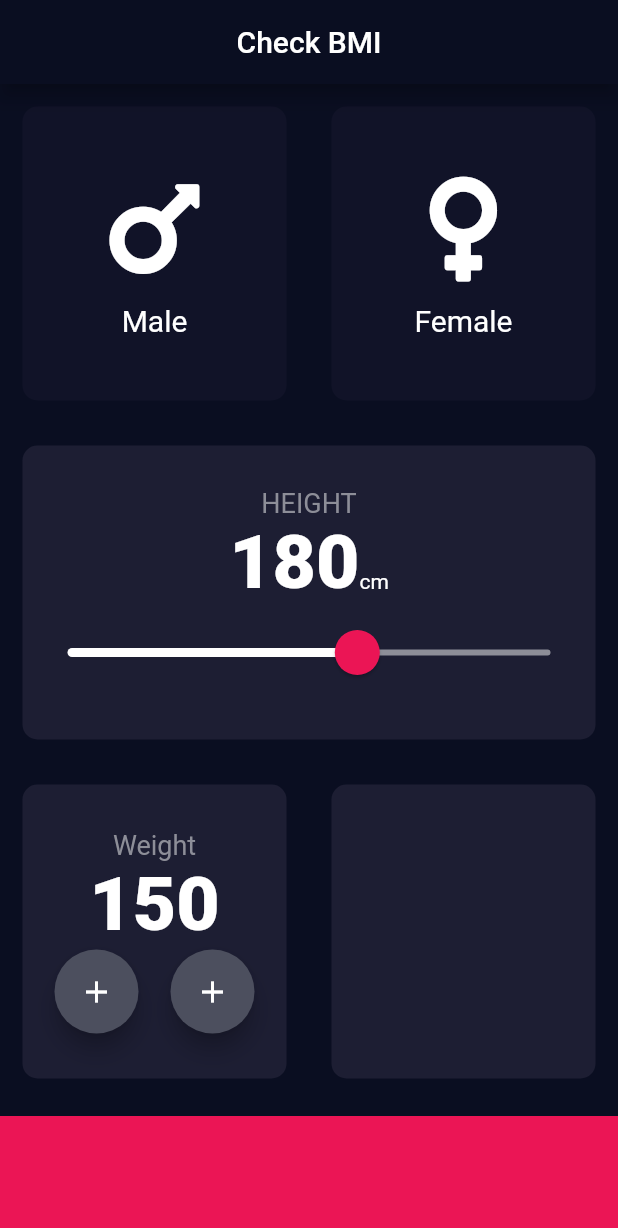
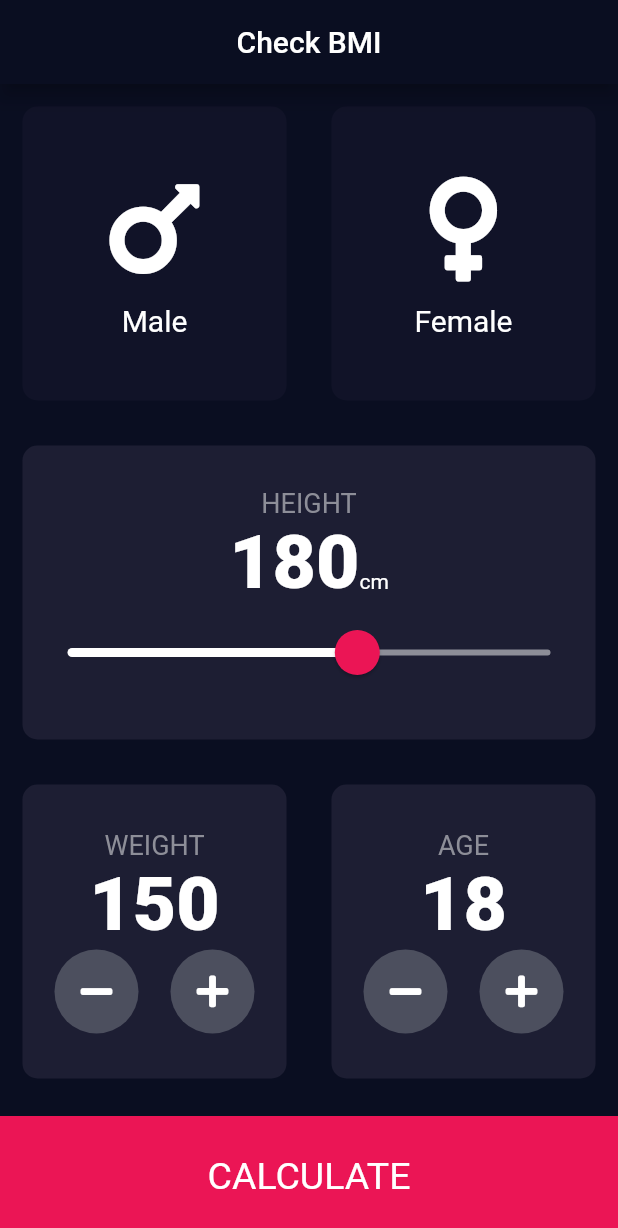
Before and after one commit to vikilinho/mybmi, a Flutter app: the screen it shows after launch, on a phone screen of 412 x 824 dp. Shown: the top 1228 px of the screen. Run offline on Flutter 3.47's test engine with Material 2 defaults, Android fonts, the phone set to English and light mode, and no system bars; our stand-ins replace font_awesome_flutter.

Commit message:
final commit

```diff
--- a/lib/bmipage.dart
+++ b/lib/bmipage.dart
@@ -1,7 +1,9 @@
 import 'package:flutter/material.dart';
 import 'package:font_awesome_flutter/font_awesome_flutter.dart';
+import 'package:mybmi/calculator.dart';
 import 'package:mybmi/card_container.dart';
 import 'package:mybmi/constants/boxContainer.dart';
+import 'package:mybmi/resultPage.dart';
 
 const butcontainerHeight = 80.0;
 const butContainerColor = Color(0xFFEB1555);
@@ -18,6 +20,7 @@ class _BMIPageState extends State<BMIPage> {
   Gender selectedGender;
   int height = 180;
   int weight = 150;
+  int age = 18;
 
   @override
   Widget build(BuildContext context) {
@@ -132,7 +135,7 @@ class _BMIPageState extends State<BMIPage> {
                           mainAxisAlignment: MainAxisAlignment.center,
                           children: [
                             Text(
-                              "Weight",
+                              "WEIGHT",
                               style: TextStyle(
                                   fontSize: 18, color: Color(0xFF8D8E98)),
                             ),
@@ -144,24 +147,22 @@ class _BMIPageState extends State<BMIPage> {
                             Row(
                               mainAxisAlignment: MainAxisAlignment.spaceEvenly,
                               children: [
-                                FloatingActionButton(
-                                  backgroundColor: Color(0xFF4C4F5E),
-                                  onPressed: () {
-                                    setState(() {});
+                                RoundIconButton(
+                                  icon: FontAwesomeIcons.minus,
+                                  onpressed: () {
+                                    setState(() {
+                                      weight--;
+                                    });
                                   },
-                                  child: Icon(
-                                    Icons.add,
-                                  ),
                                 ),
-                                FloatingActionButton(
-                                  backgroundColor: Color(0xFF4C4F5E),
-                                  onPressed: () {
-                                    setState(() {});
+                                RoundIconButton(
+                                  icon: FontAwesomeIcons.plus,
+                                  onpressed: () {
+                                    setState(() {
+                                      weight++;
+                                    });
                                   },
-                                  child: Icon(
-                                    Icons.add,
-                                  ),
-                                )
+                                ),
                               ],
                             ),
                           ],
@@ -171,18 +172,72 @@ class _BMIPageState extends State<BMIPage> {
                     ),
                     Expanded(
                       child: BoxContainer(
+                        cardChild: Column(
+                          mainAxisAlignment: MainAxisAlignment.center,
+                          children: [
+                            Text(
+                              "AGE",
+                              style: TextStyle(
+                                  fontSize: 18, color: Color(0xFF8D8E98)),
+                            ),
+                            Text(
+                              age.toString(),
+                              style: TextStyle(
+                                  fontSize: 50.0, fontWeight: FontWeight.w900),
+                            ),
+                            Row(
+                              mainAxisAlignment: MainAxisAlignment.spaceEvenly,
+                              children: [
+                                RoundIconButton(
+                                  icon: FontAwesomeIcons.minus,
+                                  onpressed: () {
+                                    setState(() {
+                                      age--;
+                                    });
+                                  },
+                                ),
+                                RoundIconButton(
+                                  icon: FontAwesomeIcons.plus,
+                                  onpressed: () {
+                                    setState(() {
+                                      age++;
+                                    });
+                                  },
+                                ),
+                              ],
+                            ),
+                          ],
+                        ),
                         color: Color(0xFF1D1E33),
                       ),
                     ),
                   ],
                 ),
               ),
-              Container(
-                color: butContainerColor,
-                margin: EdgeInsets.only(top: 10),
-                width: double.infinity,
-                height: butcontainerHeight,
-              )
+              GestureDetector(
+                onTap: () {
+                  Calculator cal = Calculator(height: height, weight: weight);
+                  Navigator.push(
+                      context,
+                      MaterialPageRoute(
+                          builder: (context) => ResultPage(
+                                bmiResult: cal.bmiCal(),
+                                resultText: cal.getResult(),
+                                interpretation: cal.moreInfo(),
+                              )));
+                },
+                child: Container(
+                  child: Center(
+                    child: Text("CALCULATE",
+                        textAlign: TextAlign.center,
+                        style: TextStyle(color: Colors.white, fontSize: 25)),
+                  ),
+                  color: butContainerColor,
+                  margin: EdgeInsets.only(top: 10),
+                  width: double.infinity,
+                  height: butcontainerHeight,
+                ),
+              ),
             ],
           ),
         ),
@@ -190,3 +245,24 @@ class _BMIPageState extends State<BMIPage> {
     );
   }
 }
+
+class RoundIconButton extends StatelessWidget {
+  final IconData icon;
+  final Function onpressed;
+  RoundIconButton({@required this.icon, @required this.onpressed});
+
+  @override
+  Widget build(BuildContext context) {
+    return RawMaterialButton(
+      onPressed: onpressed,
+      child: Icon(
+        icon,
+        color: Colors.white,
+      ),
+      elevation: 0.0,
+      constraints: BoxConstraints.tightFor(height: 56.0, width: 56.0),
+      shape: CircleBorder(),
+      fillColor: Color(0xFF4C4F5E),
+    );
+  }
+}
--- a/lib/main.dart
+++ b/lib/main.dart
@@ -1,4 +1,5 @@
 import 'package:flutter/material.dart';
+
 import 'bmipage.dart';
 
 void main() {
@@ -15,7 +16,8 @@ class MyApp extends StatelessWidget {
         scaffoldBackgroundColor: Color(0xFF0A0E21),
         textTheme: TextTheme(bodyText1: TextStyle(color: Colors.white)),
       ),
-      home: BMIPage(),
+      initialRoute: "BmiPage",
+      routes: {"BmiPage": (context) => BMIPage()},
     );
   }
 }
```
Also changed, not shown: lib/calculator.dart (added, +34 -0 lines), lib/resultPage.dart (added, +105 -0 lines).
